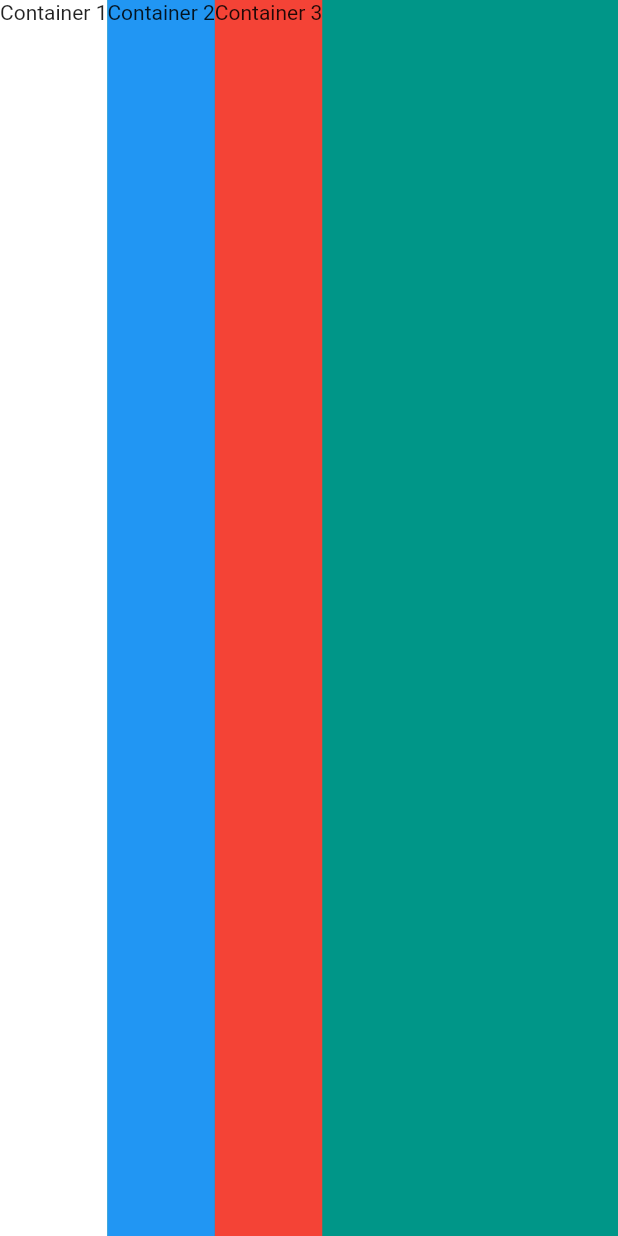
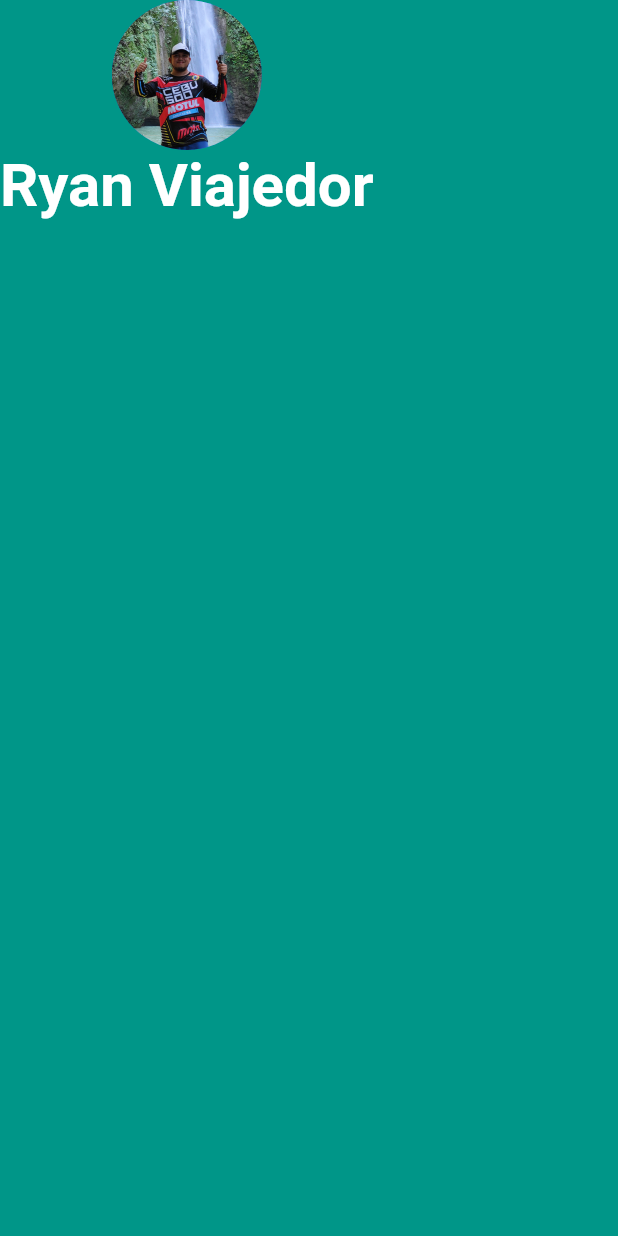
Before and after one commit to ryanmoradasviajedor/mi_card_flutter, a Flutter app: the screen it shows after launch, on a phone screen of 412 x 824 dp. Run offline on Flutter 3.47's test engine with Material 2 defaults, Android fonts, the phone set to English and light mode, and no system bars.

Commit message:
Tapping into Widget Properties

```diff
--- a/lib/main.dart
+++ b/lib/main.dart
@@ -11,26 +11,19 @@ class MyApp extends StatelessWidget {
       home: Scaffold(
         backgroundColor: Colors.teal,
         body: SafeArea(
-          child: Row(
-            crossAxisAlignment: CrossAxisAlignment.stretch,
+          child: Column(
             children: <Widget>[
-              Container(
-                height: 100.0,
-                color: Colors.white,
-                child: Text('Container 1'),
+              CircleAvatar(
+                radius: 50.0,
+                backgroundImage: AssetImage('images/ryan.jpg'),
               ),
-              SizedBox(
-                height: 20.0,
-              ),
-              Container(
-                height: 100.0,
-                color: Colors.blue,
-                child: Text("Container 2"),
-              ),
-              Container(
-                height: 100.0,
-                color: Colors.red,
-                child: Text("Container 3"),
+              Text(
+                'Ryan Viajedor',
+                style: TextStyle(
+                  fontSize: 40.0,
+                  color: Colors.white,
+                  fontWeight: FontWeight.bold,
+                ),
               ),
             ],
           ),
```
Also changed, not shown: pubspec.yaml (+3 -50 lines), images/ryan.jpg (added).
